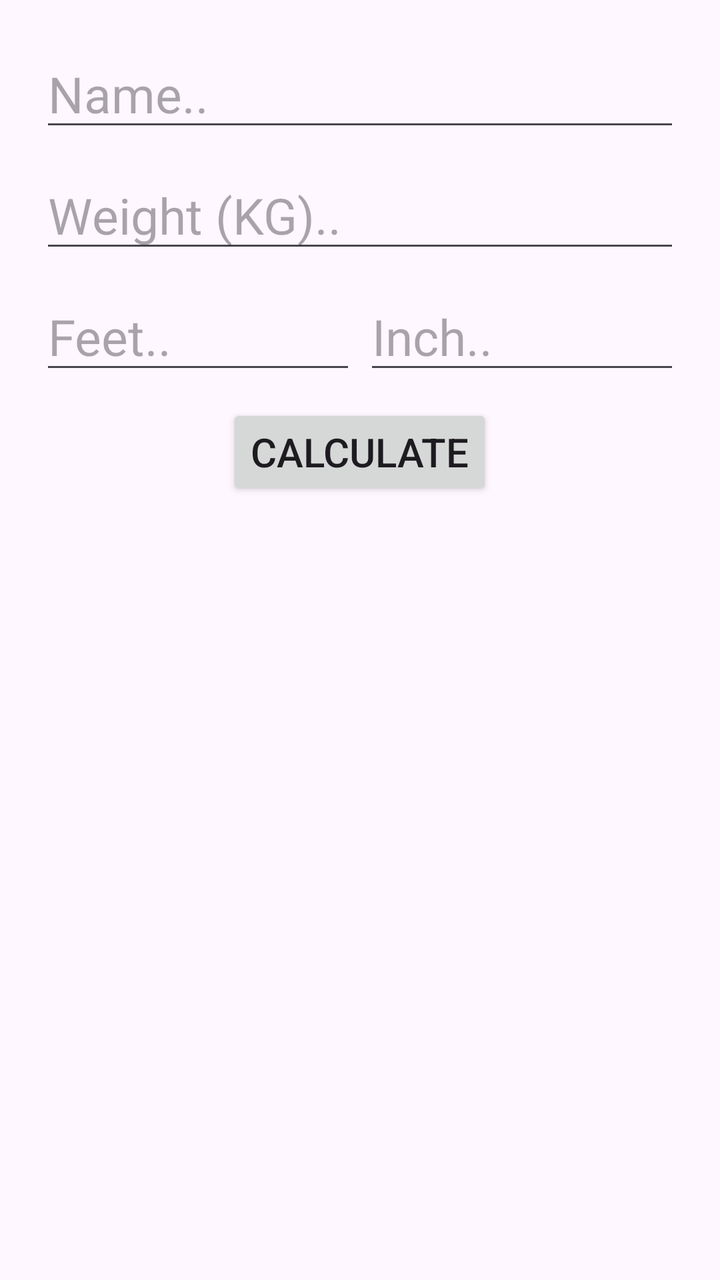
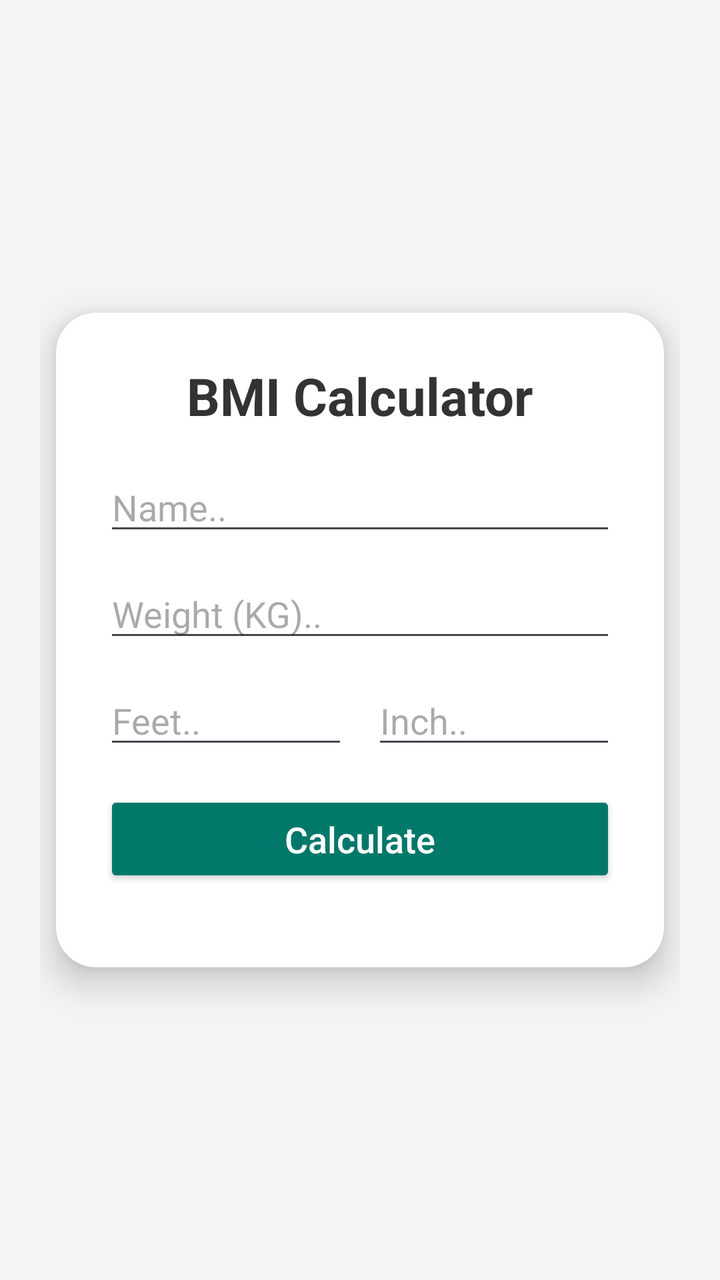

Compare the two renders of this Android layout. The source of the first and the diff that turns it into the second are given below.
<!-- AndroidManifest.xml: application theme Theme.MyApplicationKt -->
<!-- res/layout/activity_main.xml -->
<?xml version="1.0" encoding="utf-8"?>
<LinearLayout xmlns:android="http://schemas.android.com/apk/res/android"
    xmlns:app="http://schemas.android.com/apk/res-auto"
    xmlns:tools="http://schemas.android.com/tools"
    android:id="@+id/main"
    android:layout_width="match_parent"
    android:layout_height="match_parent"
    tools:context=".MainActivity"
    android:orientation="vertical"
    android:padding="20dp"
    >

        <EditText
            android:id="@+id/name"
            android:layout_width="match_parent"
            android:layout_height="wrap_content"
            android:text=""
            android:textSize="25dp"
            android:hint="Name.."
            android:inputType="text"
            android:layout_gravity="center"
            />



    <EditText
        android:id="@+id/weight"
        android:layout_width="match_parent"
        android:layout_height="wrap_content"
        android:text=""
        android:textSize="25dp"
        android:hint="Weight (KG).."
        android:inputType="numberDecimal"
        android:layout_marginTop="10dp"
        />

    <LinearLayout
        android:layout_width="match_parent"
        android:layout_height="wrap_content"
        android:orientation="horizontal"
        android:weightSum="2"
        android:layout_marginTop="10dp"
        >

        <EditText
            android:id="@+id/feet"
            android:layout_width="match_parent"
            android:layout_height="wrap_content"
            android:text=""
            android:textSize="25dp"
            android:hint="Feet.."
            android:inputType="numberDecimal"
            android:layout_weight="1"
            android:layout_marginRight="2dp"
            />


        <EditText
            android:id="@+id/inch"
            android:layout_width="match_parent"
            android:layout_height="wrap_content"
            android:text=""
            android:textSize="25dp"
            android:hint="Inch.."
            android:inputType="numberDecimal"
            android:layout_weight="1"
            android:layout_marginLeft="2dp"
            />

    </LinearLayout>


    <Button
        android:id="@+id/btn"
        android:layout_width="wrap_content"
        android:layout_height="wrap_content"
        android:textSize="20dp"
        android:text="Calculate"
        android:layout_gravity="center"
        android:layout_marginTop="10dp"
        />

    <TextView
        android:id="@+id/TvResult"
        android:layout_width="match_parent"
        android:layout_height="wrap_content"
        android:text=""
        android:textSize="25dp"
        android:layout_marginTop="20dp"
        />


</LinearLayout>
<!-- resources referenced by this layout -->
<resources>
  <style name="Theme.MyApplicationKt" parent="Base.Theme.MyApplicationKt" />
  <style name="Base.Theme.MyApplicationKt" parent="Theme.Material3.DayNight.NoActionBar">
          
          
      </style>
</resources>

<!-- the commit's change to res/layout/activity_main.xml (unified diff, before → after) -->
@@ -5,89 +5,101 @@
     android:id="@+id/main"
     android:layout_width="match_parent"
     android:layout_height="match_parent"
-    tools:context=".MainActivity"
+    android:background="#F4F4F4"
     android:orientation="vertical"
+    android:gravity="center"
     android:padding="20dp"
-    >
+    tools:context=".MainActivity">
 
-        <EditText
-            android:id="@+id/name"
+    <androidx.cardview.widget.CardView
+        android:layout_width="match_parent"
+        android:layout_height="wrap_content"
+        android:layout_gravity="center"
+        android:layout_margin="8dp"
+        app:cardCornerRadius="20dp"
+        app:cardElevation="10dp"
+        android:backgroundTint="#FFFFFF">
+
+        <LinearLayout
             android:layout_width="match_parent"
             android:layout_height="wrap_content"
-            android:text=""
-            android:textSize="25dp"
-            android:hint="Name.."
-            android:inputType="text"
-            android:layout_gravity="center"
-            />
+            android:orientation="vertical"
+            android:padding="24dp">
 
+            <TextView
+                android:layout_width="wrap_content"
+                android:layout_height="wrap_content"
+                android:text="BMI Calculator"
+                android:textSize="26sp"
+                android:textStyle="bold"
+                android:textColor="#333333"
+                android:layout_gravity="center"
+                android:paddingBottom="16dp"/>
 
+            <EditText
+                android:id="@+id/name"
+                android:layout_width="match_parent"
+                android:layout_height="wrap_content"
+                android:text=""
+                android:textSize="18sp"
+                android:hint="Name.."
+                android:inputType="textPersonName"
+                android:layout_marginBottom="12dp"/>
 
-    <EditText
-        android:id="@+id/weight"
-        android:layout_width="match_parent"
-        android:layout_height="wrap_content"
-        android:text=""
-        android:textSize="25dp"
-        android:hint="Weight (KG).."
-        android:inputType="numberDecimal"
-        android:layout_marginTop="10dp"
-        />
+            <EditText
+                android:id="@+id/weight"
+                android:layout_width="match_parent"
+                android:layout_height="wrap_content"
+                android:text=""
+                android:textSize="18sp"
+                android:hint="Weight (KG).."
+                android:inputType="numberDecimal"
+                android:layout_marginBottom="12dp"/>
 
-    <LinearLayout
-        android:layout_width="match_parent"
-        android:layout_height="wrap_content"
-        android:orientation="horizontal"
-        android:weightSum="2"
-        android:layout_marginTop="10dp"
-        >
+            <LinearLayout
+                android:layout_width="match_parent"
+                android:layout_height="wrap_content"
+                android:orientation="horizontal"
+                android:weightSum="2"
+                android:layout_marginBottom="16dp">
 
-        <EditText
-            android:id="@+id/feet"
-            android:layout_width="match_parent"
-            android:layout_height="wrap_content"
-            android:text=""
-            android:textSize="25dp"
-            android:hint="Feet.."
-            android:inputType="numberDecimal"
-            android:layout_weight="1"
-            android:layout_marginRight="2dp"
-            />
+                <EditText
+                    android:id="@+id/feet"
+                    android:layout_width="0dp"
+                    android:layout_height="wrap_content"
+                    android:text=""
+                    android:textSize="18sp"
+                    android:hint="Feet.."
+                    android:inputType="numberDecimal"
+                    android:layout_weight="1"
+                    android:layout_marginEnd="6dp"/>
 
+                <EditText
+                    android:id="@+id/inch"
+                    android:layout_width="0dp"
+                    android:layout_height="wrap_content"
+                    android:text=""
+                    android:textSize="18sp"
+                    android:hint="Inch.."
+                    android:inputType="numberDecimal"
+                    android:layout_weight="1"
+                    android:layout_marginStart="6dp"/>
+            </LinearLayout>
 
-        <EditText
-            android:id="@+id/inch"
-            android:layout_width="match_parent"
-            android:layout_height="wrap_content"
-            android:text=""
-            android:textSize="25dp"
-            android:hint="Inch.."
-            android:inputType="numberDecimal"
-            android:layout_weight="1"
-            android:layout_marginLeft="2dp"
-            />
+            <Button
+                android:id="@+id/btn"
+                android:layout_width="match_parent"
+                android:layout_height="wrap_content"
+                android:textSize="18sp"
+                android:text="Calculate"
+                android:textAllCaps="false"
+                android:backgroundTint="#00796B"
+                android:textColor="#FFFFFF"
+                android:padding="12dp"
+                android:layout_marginBottom="16dp"/>
 
-    </LinearLayout>
+        </LinearLayout>
 
-
-    <Button
-        android:id="@+id/btn"
-        android:layout_width="wrap_content"
-        android:layout_height="wrap_content"
-        android:textSize="20dp"
-        android:text="Calculate"
-        android:layout_gravity="center"
-        android:layout_marginTop="10dp"
-        />
-
-    <TextView
-        android:id="@+id/TvResult"
-        android:layout_width="match_parent"
-        android:layout_height="wrap_content"
-        android:text=""
-        android:textSize="25dp"
-        android:layout_marginTop="20dp"
-        />
-
+    </androidx.cardview.widget.CardView>
 
 </LinearLayout>
